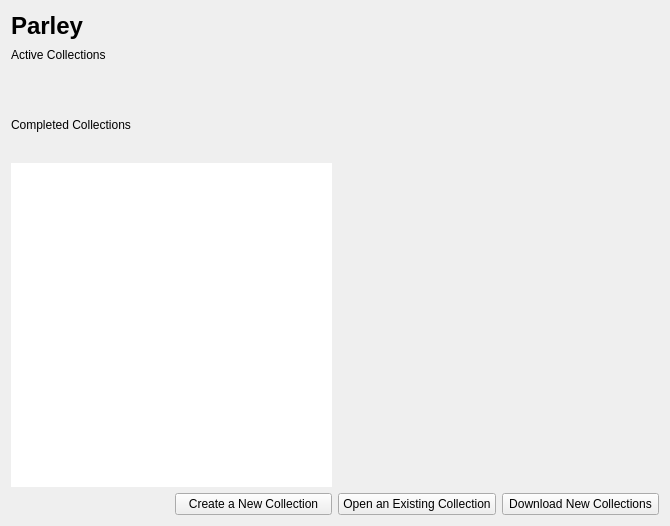
KDE/parley, file src/dashboard/dashboard.ui: the form before one commit.
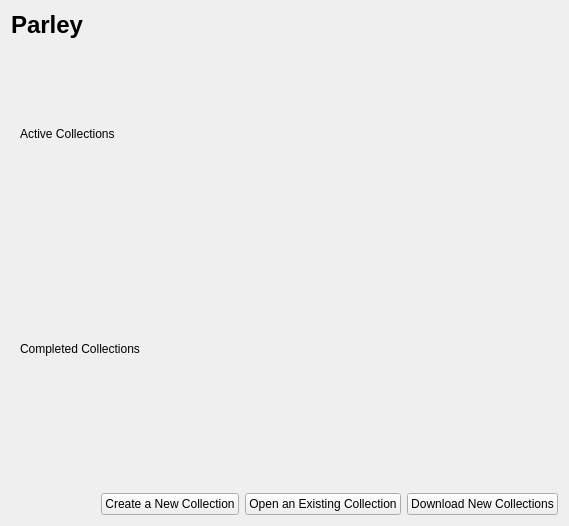
The form after the commit.

Commit message: Adjust dashboard to have QScrollArea around collection widgets.

```diff
--- a/src/dashboard/dashboard.ui
+++ b/src/dashboard/dashboard.ui
@@ -6,7 +6,7 @@
    <rect>
     <x>0</x>
     <y>0</y>
-    <width>670</width>
+    <width>569</width>
     <height>526</height>
    </rect>
   </property>
@@ -14,37 +14,32 @@
    <string>Parley</string>
   </property>
   <layout class="QGridLayout" name="gridLayout">
-   <item row="0" column="0" rowspan="2" colspan="2">
-    <widget class="QLabel" name="headingLabel">
-     <property name="text">
-      <string>&lt;h1&gt;Parley&lt;/h1&gt;</string>
+   <item row="2" column="0" colspan="4">
+    <widget class="QScrollArea" name="scrollArea">
+     <property name="frameShape">
+      <enum>QFrame::NoFrame</enum>
      </property>
-    </widget>
-   </item>
-   <item row="1" column="0" colspan="2">
-    <spacer name="verticalSpacer1">
-     <property name="orientation">
-      <enum>Qt::Vertical</enum>
+     <property name="widgetResizable">
+      <bool>true</bool>
      </property>
-     <property name="sizeType">
-      <enum>QSizePolicy::Fixed</enum>
-     </property>
-     <property name="sizeHint" stdset="0">
-      <size>
-       <width>20</width>
-       <height>25</height>
-      </size>
-     </property>
-    </spacer>
-   </item>
-   <item row="3" column="0" colspan="2">
+     <widget class="QWidget" name="scrollAreaWidgetContents">
+      <property name="geometry">
+       <rect>
+        <x>0</x>
+        <y>0</y>
+        <width>551</width>
+        <height>437</height>
+       </rect>
+      </property>
+      <layout class="QGridLayout" name="gridLayout_2">
+       <item row="0" column="0">
     <widget class="QLabel" name="recentLabel">
      <property name="text">
       <string>Active Collections</string>
      </property>
     </widget>
    </item>
-   <item row="4" column="0" colspan="2">
+       <item row="1" column="0">
     <spacer name="verticalSpacer2">
      <property name="orientation">
       <enum>Qt::Vertical</enum>
@@ -60,8 +55,8 @@
      </property>
     </spacer>
    </item>
-   <item row="6" column="0" colspan="2">
-    <spacer name="verticalSpacer3">
+       <item row="2" column="0">
+        <spacer name="verticalSpacer1">
      <property name="orientation">
       <enum>Qt::Vertical</enum>
      </property>
@@ -76,14 +71,14 @@
      </property>
     </spacer>
    </item>
-   <item row="7" column="0" colspan="2">
+       <item row="3" column="0">
     <widget class="QLabel" name="completedLabel">
      <property name="text">
       <string>Completed Collections</string>
      </property>
     </widget>
    </item>
-   <item row="8" column="0" colspan="2">
+       <item row="4" column="0">
     <spacer name="verticalSpacer4">
      <property name="orientation">
       <enum>Qt::Vertical</enum>
@@ -99,40 +94,54 @@
      </property>
     </spacer>
    </item>
-   <item row="10" column="0" colspan="2">
-    <widget class="QListView" name="recentFiles">
-     <property name="frameShape">
-      <enum>QFrame::NoFrame</enum>
-     </property>
-     <property name="iconSize">
+       <item row="5" column="0">
+        <spacer name="verticalSpacer3">
+         <property name="orientation">
+          <enum>Qt::Vertical</enum>
+         </property>
+         <property name="sizeType">
+          <enum>QSizePolicy::Fixed</enum>
+         </property>
+         <property name="sizeHint" stdset="0">
       <size>
-       <width>32</width>
-       <height>32</height>
-      </size>
-     </property>
-    </widget>
+           <width>20</width>
+           <height>25</height>
+          </size>
+         </property>
+        </spacer>
+       </item>
+      </layout>
+     </widget>
+    </widget>
    </item>
-   <item row="11" column="1">
+   <item row="5" column="1">
     <widget class="QPushButton" name="newButton">
      <property name="text">
       <string>Create a New Collection</string>
      </property>
     </widget>
    </item>
-   <item row="11" column="2">
+   <item row="5" column="2">
     <widget class="QPushButton" name="openButton">
      <property name="text">
       <string>Open an Existing Collection</string>
      </property>
     </widget>
    </item>
-   <item row="11" column="3">
+   <item row="5" column="3">
     <widget class="QPushButton" name="ghnsButton">
      <property name="text">
       <string>Download New Collections</string>
      </property>
     </widget>
    </item>
+   <item row="0" column="0" colspan="2">
+    <widget class="QLabel" name="headingLabel">
+     <property name="text">
+      <string>&lt;h1&gt;Parley&lt;/h1&gt;</string>
+     </property>
+    </widget>
+   </item>
   </layout>
  </widget>
  <resources/>
```
Lines whose indentation alone changed are shown as unchanged. The commit also changes 3 other files.
